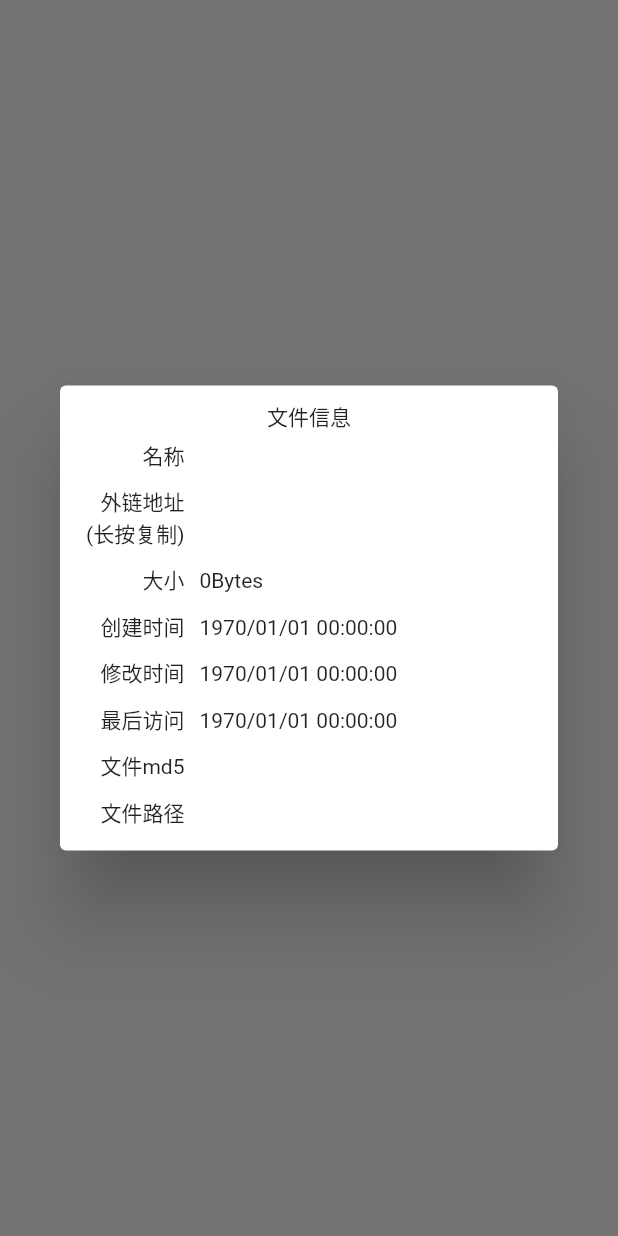
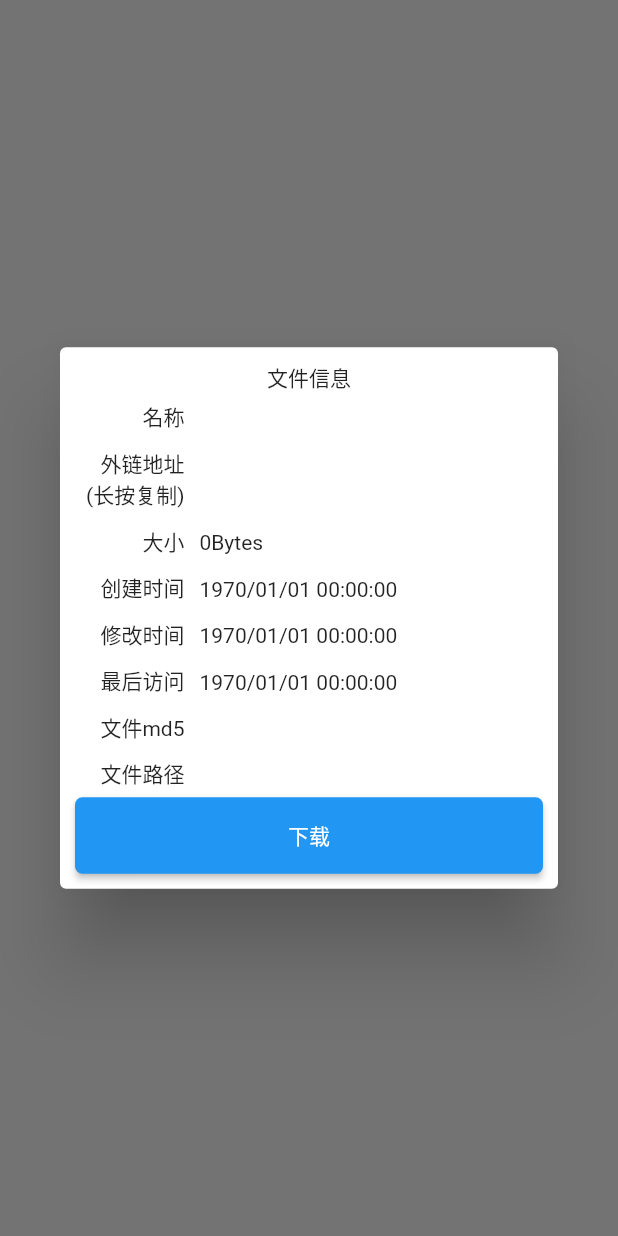
Before and after one commit to helixs/KodExplorerFlutter, a Flutter app: what showFileInfoDialog() shows on an empty page, opened directly with empty values, on a phone screen of 412 x 824 dp. Run offline on Flutter 3.47's test engine with Material 2 defaults, Android fonts, the phone set to English and light mode, and no system bars; our stand-ins replace dio, permission_handler, shared_preferences, toast, webview_flutter; missing offline and left inert: common_utils; accounts and stored records are empty; statements that could not run were skipped.

Commit message:
增加下载按钮，增加权限检查

```diff
--- /dev/null
+++ b/lib/custom/Buttons.dart
@@ -0,0 +1,17 @@
+import 'package:flutter/material.dart';
+
+class Buttons{
+  static RaisedButton getGeneralRaisedButton(String text, {VoidCallback onPressed}) {
+    return RaisedButton(
+      color: Colors.blue,
+      padding: EdgeInsets.all(15.0),
+      highlightColor: Colors.blue[700],
+      colorBrightness: Brightness.dark,
+      splashColor: Colors.grey,
+      child: Text(text),
+      shape: RoundedRectangleBorder(borderRadius: BorderRadius.circular(5.0)),
+      onPressed: onPressed,
+    );
+  }
+
+}
--- a/lib/custom/file_info_pop.dart
+++ b/lib/custom/file_info_pop.dart
@@ -1,9 +1,13 @@
 import 'package:flutter/material.dart';
 import 'package:kodproject/model/file_path_info_entity.dart';
 import 'package:flutter/services.dart';
+import 'package:kodproject/pages/local_storage_browser.dart';
+import '../custom/Buttons.dart';
+import '../tools/permission_utils.dart';
+import 'package:permission_handler/permission_handler.dart';
+import 'package:kodproject/custom/pop.dart';
 
-import '../pop.dart';
-
+//文件详细信息弹窗
 class FileInfoPop {
   static showFileInfoDialog(
       BuildContext context, FilePathInfoRes filePathInfoRes) {
@@ -12,16 +16,16 @@ class FileInfoPop {
         builder: (context) => Dialog(
               child: Padding(
                   padding: EdgeInsets.all(10),
-                  child: FileInfoWidget(filePathInfoRes.toItemDesc())),
+                  child: _FileInfoWidget(filePathInfoRes.toItemDesc())),
             ));
   }
 }
 
-class FileInfoWidget extends StatelessWidget {
+class _FileInfoWidget extends StatelessWidget {
 //  final FilePathInfoRes _filePathInfo;
   final List<FileKVInfo> _items;
 
-  const FileInfoWidget(this._items, {Key key}) : super(key: key);
+  const _FileInfoWidget(this._items, {Key key}) : super(key: key);
 
 //  _items = this._filePathInfo.toItemDesc();
   @override
@@ -33,25 +37,42 @@ class FileInfoWidget extends StatelessWidget {
         ListView.builder(
             shrinkWrap: true,
             itemBuilder: (BuildContext context, int index) {
-              return FileInfoItem(_items[index]);
+              return _FileInfoItem(_items[index]);
             },
-            itemCount: _items.length)
+            itemCount: _items.length),
+        Row(
+          children: <Widget>[
+            Expanded(
+              child: Buttons.getGeneralRaisedButton("下载", onPressed: () async {
+
+                    bool checked=await checkLocalPermission(PermissionGroup.storage);
+                    if(checked){
+                      Navigator.pushReplacement(context,
+                          MaterialPageRoute(builder: (context) {
+                            return LocalStorageList();
+                          }));
+                    }else{
+                      openAppSetting();
+                    }
+              }),
+            )
+          ],
+        )
       ],
     );
   }
 }
 
-class FileInfoItem extends StatelessWidget {
+class _FileInfoItem extends StatelessWidget {
   final FileKVInfo _kvInfo;
-  FileInfoItem(this._kvInfo, {Key key}) : super(key: key);
 
-
+  _FileInfoItem(this._kvInfo, {Key key}) : super(key: key);
 
   @override
   Widget build(BuildContext context) {
     var downloadPress;
-    if(_kvInfo.isDownloadUrl){
-      downloadPress =(){
+    if (_kvInfo.isDownloadUrl) {
+      downloadPress = () {
         Clipboard.setData(new ClipboardData(text: _kvInfo.value));
         Pop.showToast(context, "链接已经复制到剪贴板");
       };
--- a/lib/life/life_state.dart
+++ b/lib/life/life_state.dart
@@ -1,6 +1,6 @@
 import 'package:flutter/material.dart';
 import 'package:kodproject/network/httpmanager.dart';
-import 'package:kodproject/pop.dart';
+import 'package:kodproject/custom/pop.dart';
 
 abstract class LifeState<T extends StatefulWidget> extends State<T>
     with WidgetsBindingObserver {
--- a/lib/network/httpmanager.dart
+++ b/lib/network/httpmanager.dart
@@ -6,7 +6,7 @@ import 'package:dio/dio.dart';
 import 'package:flutter/material.dart';
 import 'package:kodproject/model/file_path_info_entity.dart';
 import 'package:kodproject/tools/Log.dart';
-import '../KData.dart';
+import 'package:kodproject/storage/KData.dart';
 import 'package:kodproject/model/res_model.dart';
 import 'package:kodproject/model/file_tree_res_entity.dart';
 import 'package:kodproject/model/file_path_res_entity.dart';
--- a/lib/network/net_work_catch.dart
+++ b/lib/network/net_work_catch.dart
@@ -1,8 +1,8 @@
 import 'package:flutter/material.dart';
 import 'package:kodproject/network/httpmanager.dart';
-import 'package:kodproject/pop.dart';
+import 'package:kodproject/custom/pop.dart';
 
-import '../loginpage.dart';
+import 'package:kodproject/pages/loginpage.dart';
 
 void requestNetWorkOfState(Function requestFun,State state,{@required Function successFun,bool isShowLoading = false}) async{
 
--- a/lib/setting.dart
+++ b/lib/pages/setting.dart
@@ -1,7 +1,7 @@
 import 'package:flutter/material.dart';
 
-import 'custom/KBar.dart';
-import 'loginpage.dart';
+import '../custom/KBar.dart';
+import 'package:kodproject/pages/loginpage.dart';
 
 class SettingPage extends StatelessWidget {
   _logout(BuildContext context) {
--- a/pubspec.yaml
+++ b/pubspec.yaml
@@ -27,12 +27,13 @@ dependencies:
   cupertino_icons: ^0.1.2
 
   dio: ^2.1.0
-  path_provider: ^0.4.1
+  path_provider: ^1.2.0
   shared_preferences: ^0.5.3+1
   toast: ^0.1.4
   common_utils: ^1.1.1
   webview_flutter: ^0.3.10+3
   url_launcher: ^5.1.0
+  permission_handler: ^3.2.1+1
 dev_dependencies:
   flutter_test:
     sdk: flutter
```
Also changed, not shown: lib/custom/KBar.dart (+11 -4 lines), lib/file/file_utils.dart (added, +11 -0 lines), lib/goodhttp.dart (deleted, +0 -173 lines), lib/main.dart (+4 -4 lines), lib/pages/childpage.dart (renamed from lib/childpage.dart, +7 -7 lines), lib/pages/home_list.dart (renamed from lib/home_list.dart, +6 -6 lines), lib/pages/local_storage_browser.dart (added, +107 -0 lines), lib/pages/loginpage.dart (renamed from lib/loginpage.dart, +5 -5 lines), lib/tools/permission_utils.dart (added, +34 -0 lines), lib/custom/pop.dart (renamed from lib/pop.dart), lib/storage/KData.dart (renamed from lib/KData.dart), pubspec.lock, 3 other files.
